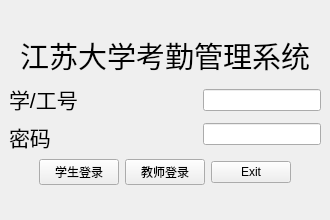
Qt form mainwindow.ui (AKAZhiyu/Absense) before a commit.
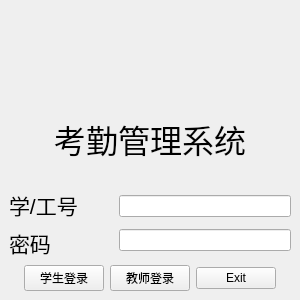
The same form after that commit. Icons and pictures are not drawn.

```diff
--- a/mainwindow.ui
+++ b/mainwindow.ui
@@ -6,10 +6,22 @@
    <rect>
     <x>0</x>
     <y>0</y>
-    <width>330</width>
-    <height>220</height>
+    <width>300</width>
+    <height>300</height>
    </rect>
   </property>
+  <property name="minimumSize">
+   <size>
+    <width>300</width>
+    <height>300</height>
+   </size>
+  </property>
+  <property name="maximumSize">
+   <size>
+    <width>300</width>
+    <height>300</height>
+   </size>
+  </property>
   <property name="windowTitle">
    <string comment="你好">Login</string>
   </property>
@@ -18,37 +30,91 @@
     <normaloff>:/images/ujs.jpg</normaloff>:/images/ujs.jpg</iconset>
   </property>
   <widget class="QWidget" name="centralwidget">
-   <layout class="QVBoxLayout" name="verticalLayout_4">
+   <layout class="QVBoxLayout" name="verticalLayout_7">
     <item>
-     <spacer name="verticalSpacer">
+     <layout class="QVBoxLayout" name="verticalLayout_4" stretch="0">
+      <item>
+       <layout class="QHBoxLayout" name="horizontalLayout_3">
+        <item>
+         <spacer name="horizontalSpacer_4">
       <property name="orientation">
-       <enum>Qt::Vertical</enum>
+           <enum>Qt::Horizontal</enum>
       </property>
       <property name="sizeHint" stdset="0">
        <size>
-        <width>20</width>
-        <height>42</height>
+            <width>40</width>
+            <height>20</height>
        </size>
       </property>
      </spacer>
     </item>
+        <item>
+         <widget class="QLabel" name="label_3">
+          <property name="minimumSize">
+           <size>
+            <width>200</width>
+            <height>80</height>
+           </size>
+          </property>
+          <property name="maximumSize">
+           <size>
+            <width>200</width>
+            <height>80</height>
+           </size>
+          </property>
+          <property name="text">
+           <string/>
+          </property>
+          <property name="pixmap">
+           <pixmap resource="res.qrc">:/images/ujs_big.png</pixmap>
+          </property>
+          <property name="scaledContents">
+           <bool>true</bool>
+          </property>
+         </widget>
+        </item>
+        <item>
+         <spacer name="horizontalSpacer_3">
+          <property name="orientation">
+           <enum>Qt::Horizontal</enum>
+          </property>
+          <property name="sizeHint" stdset="0">
+           <size>
+            <width>40</width>
+            <height>20</height>
+           </size>
+          </property>
+         </spacer>
+        </item>
+       </layout>
+      </item>
+     </layout>
+    </item>
+    <item>
+     <layout class="QVBoxLayout" name="verticalLayout_6">
+      <item>
+       <layout class="QVBoxLayout" name="verticalLayout_5">
     <item>
      <widget class="QLabel" name="label">
       <property name="font">
        <font>
-        <pointsize>22</pointsize>
+            <pointsize>24</pointsize>
        </font>
       </property>
       <property name="text">
-       <string>江苏大学考勤管理系统</string>
+           <string>考勤管理系统</string>
       </property>
       <property name="alignment">
        <set>Qt::AlignCenter</set>
       </property>
      </widget>
     </item>
+       </layout>
+      </item>
     <item>
-     <layout class="QHBoxLayout" name="horizontalLayout_2">
+       <layout class="QVBoxLayout" name="verticalLayout">
+        <item>
+         <layout class="QHBoxLayout" name="horizontalLayout_2" stretch="1,0,2">
       <item>
        <layout class="QVBoxLayout" name="verticalLayout_2">
         <item>
@@ -78,37 +144,20 @@
        </layout>
       </item>
       <item>
-       <layout class="QVBoxLayout" name="verticalLayout_3">
-        <item>
-         <spacer name="horizontalSpacer_6">
-          <property name="orientation">
-           <enum>Qt::Horizontal</enum>
-          </property>
-          <property name="sizeHint" stdset="0">
-           <size>
-            <width>40</width>
-            <height>20</height>
-           </size>
-          </property>
-         </spacer>
-        </item>
-        <item>
          <spacer name="horizontalSpacer_5">
           <property name="orientation">
            <enum>Qt::Horizontal</enum>
           </property>
           <property name="sizeHint" stdset="0">
            <size>
-            <width>40</width>
+              <width>18</width>
             <height>20</height>
            </size>
           </property>
          </spacer>
         </item>
-       </layout>
-      </item>
       <item>
-       <layout class="QVBoxLayout" name="verticalLayout">
+           <layout class="QVBoxLayout" name="verticalLayout_3">
         <item>
          <widget class="QLineEdit" name="lineEdit_usrname"/>
         </item>
@@ -124,22 +173,20 @@
      </layout>
     </item>
     <item>
-     <layout class="QHBoxLayout" name="horizontalLayout_4">
-      <item>
-       <spacer name="horizontalSpacer">
-        <property name="orientation">
-         <enum>Qt::Horizontal</enum>
-        </property>
-        <property name="sizeHint" stdset="0">
-         <size>
-          <width>38</width>
-          <height>20</height>
-         </size>
-        </property>
-       </spacer>
-      </item>
-      <item>
        <layout class="QHBoxLayout" name="horizontalLayout">
+          <item>
+           <spacer name="horizontalSpacer">
+            <property name="orientation">
+             <enum>Qt::Horizontal</enum>
+            </property>
+            <property name="sizeHint" stdset="0">
+             <size>
+              <width>38</width>
+              <height>20</height>
+             </size>
+            </property>
+           </spacer>
+          </item>
         <item>
          <widget class="QPushButton" name="pushButton_login">
           <property name="text">
@@ -161,8 +208,6 @@
           </property>
          </widget>
         </item>
-       </layout>
-      </item>
       <item>
        <spacer name="horizontalSpacer_2">
         <property name="orientation">
@@ -178,18 +223,9 @@
       </item>
      </layout>
     </item>
-    <item>
-     <spacer name="verticalSpacer_2">
-      <property name="orientation">
-       <enum>Qt::Vertical</enum>
-      </property>
-      <property name="sizeHint" stdset="0">
-       <size>
-        <width>20</width>
-        <height>42</height>
-       </size>
-      </property>
-     </spacer>
+       </layout>
+      </item>
+     </layout>
     </item>
    </layout>
   </widget>
```
Lines whose indentation alone changed are shown as unchanged.
